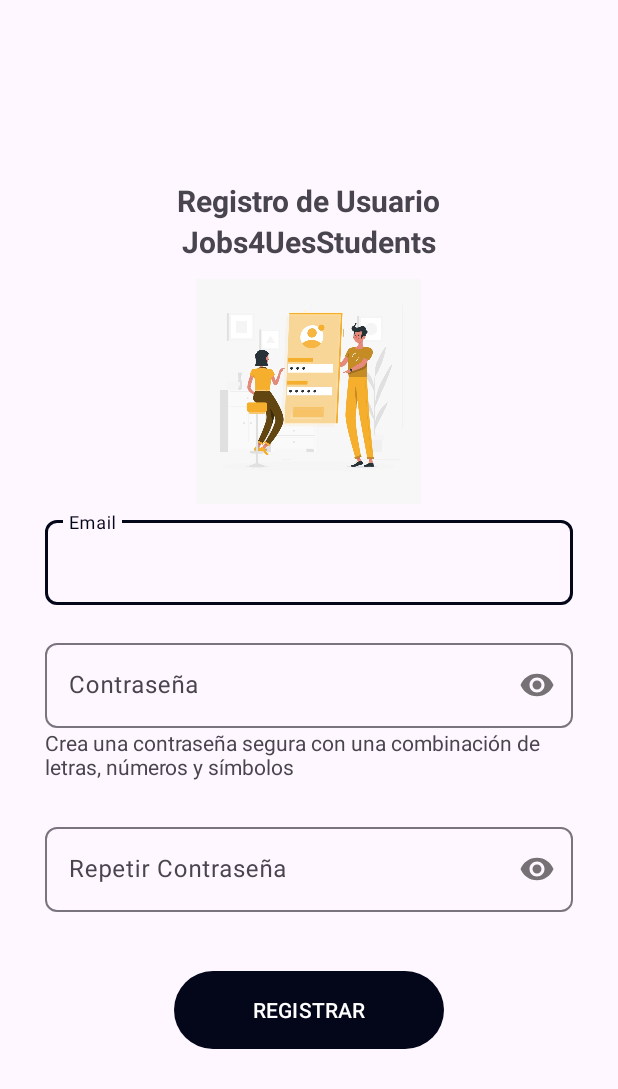
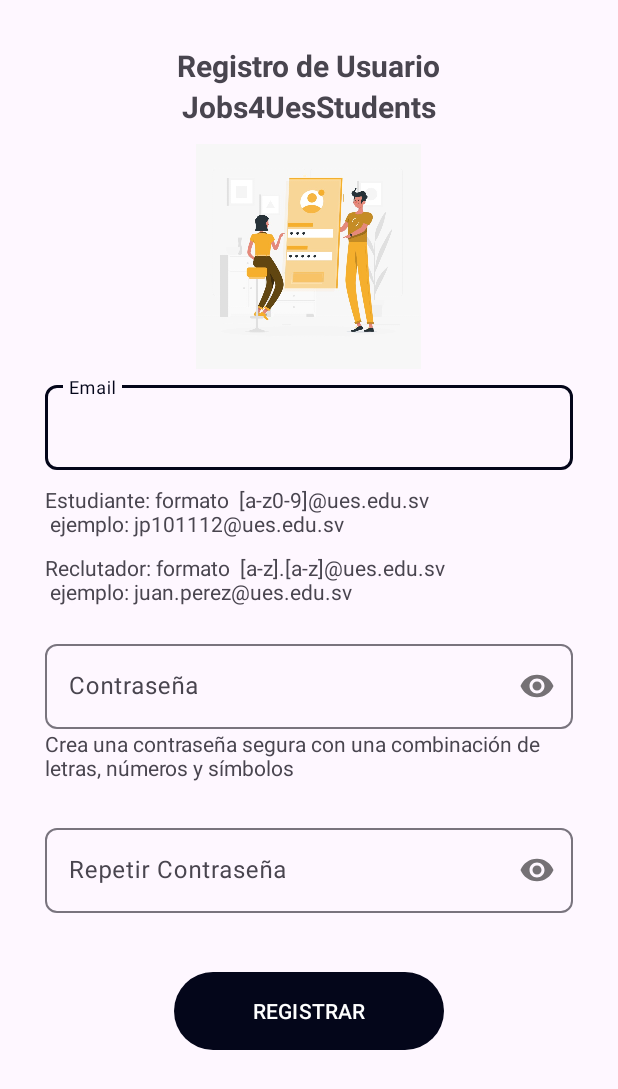
Before and after one commit to bryanmiranda138/Jobs4UesStudents, an Android app: the Registro_email screen opened directly, with no data from a screen before it, on a phone screen of 412 x 824 dp. Shown: the top 1089 px of the screen. Run offline under Robolectric (Android 15) with nearby library versions, the phone set to English and light mode, and no system bars; our stand-ins replace Firebase (no records; nobody signed in at launch, a user with empty details on screens opened directly).

Commit message:
cuarto commit

```diff
--- a/app/src/main/java/com/unichamba1/MainActivityR.kt
+++ b/app/src/main/java/com/unichamba1/MainActivityR.kt
@@ -139,7 +139,7 @@ class MainActivityR : AppCompatActivity(){
             sharedPreferencesEditor.putBoolean(userId, true)
             sharedPreferencesEditor.apply()
             dialog.dismiss() // Cerrar el diálogo
-            verFragmentCuentaR() // Mostrar la pantalla principal después de aceptar los términos
+            verFragmentNuevaOfertaR() // Mostrar la pantalla principal después de aceptar los términos
         }
         dialog.show()
     }
--- a/app/src/main/java/com/unichamba1/Registro_email.kt
+++ b/app/src/main/java/com/unichamba1/Registro_email.kt
@@ -11,6 +11,7 @@ import androidx.core.view.WindowInsetsCompat
 import com.unichamba1.databinding.ActivityRegistroEmailBinding
 import com.google.firebase.auth.FirebaseAuth
 import com.google.firebase.database.FirebaseDatabase
+import com.unichamba1.Opciones_login.Login_email
 
 class Registro_email : AppCompatActivity() {
 
@@ -84,7 +85,7 @@ class Registro_email : AppCompatActivity() {
                 val customMessage = "Registrado con éxito"
                 val customToast = CustomToast(this, customMessage)
                 customToast.show()
-                startActivity(Intent(this,MainActivity::class.java))
+                startActivity(Intent(this,Login_email::class.java))
                 finishAffinity()
             }
             .addOnFailureListener {e->
--- a/app/src/main/res/layout/activity_registro_email.xml
+++ b/app/src/main/res/layout/activity_registro_email.xml
@@ -7,7 +7,13 @@
     android:layout_width="match_parent"
     android:layout_height="match_parent"
     tools:context=".Registro_email">
-
+    <ScrollView
+        android:layout_width="match_parent"
+        android:layout_height="match_parent"
+        android:layout_alignParentStart="true"
+        android:layout_alignParentTop="false"
+        android:layout_alignParentEnd="true"
+        android:layout_alignParentBottom="true">
     <androidx.appcompat.widget.LinearLayoutCompat
         android:layout_width="match_parent"
         android:layout_height="match_parent"
@@ -58,6 +64,18 @@
                 android:layout_width="match_parent"
                 android:layout_height="wrap_content"
                 android:layout_marginTop="10dp"/>
+            <TextView
+                android:text="@string/Txt_registroE"
+                android:layout_marginTop="10dp"
+                android:textSize="14sp"
+                android:layout_width="wrap_content"
+                android:layout_height="wrap_content"/>
+            <TextView
+                android:text="@string/Txt_registroR"
+                android:layout_marginTop="10dp"
+                android:textSize="14sp"
+                android:layout_width="wrap_content"
+                android:layout_height="wrap_content"/>
 
         </com.google.android.material.textfield.TextInputLayout>
         <!--contraseña-->
@@ -117,5 +135,5 @@
 
 
     </androidx.appcompat.widget.LinearLayoutCompat>
-
+    </ScrollView>
 </RelativeLayout>
--- a/app/src/main/res/values/strings.xml
+++ b/app/src/main/res/values/strings.xml
@@ -27,6 +27,8 @@
 
 
     <string name="Txt_registro">Registro de Usuario</string>
+    <string name="Txt_registroE">Estudiante: formato " [a-z0-9]@ues.edu.sv " \n  ejemplo: jp101112@ues.edu.sv</string>
+    <string name="Txt_registroR">Reclutador: formato " [a-z].[a-z]@ues.edu.sv " \n  ejemplo: juan.perez@ues.edu.sv</string>
     <string name="Txt_registro2">Jobs4UesStudents</string>
     <string name="Txt_olvide_pass">He olvidado mi contraseña</string>
     <string name="Tv_recuperar">Recuperar</string>
```
